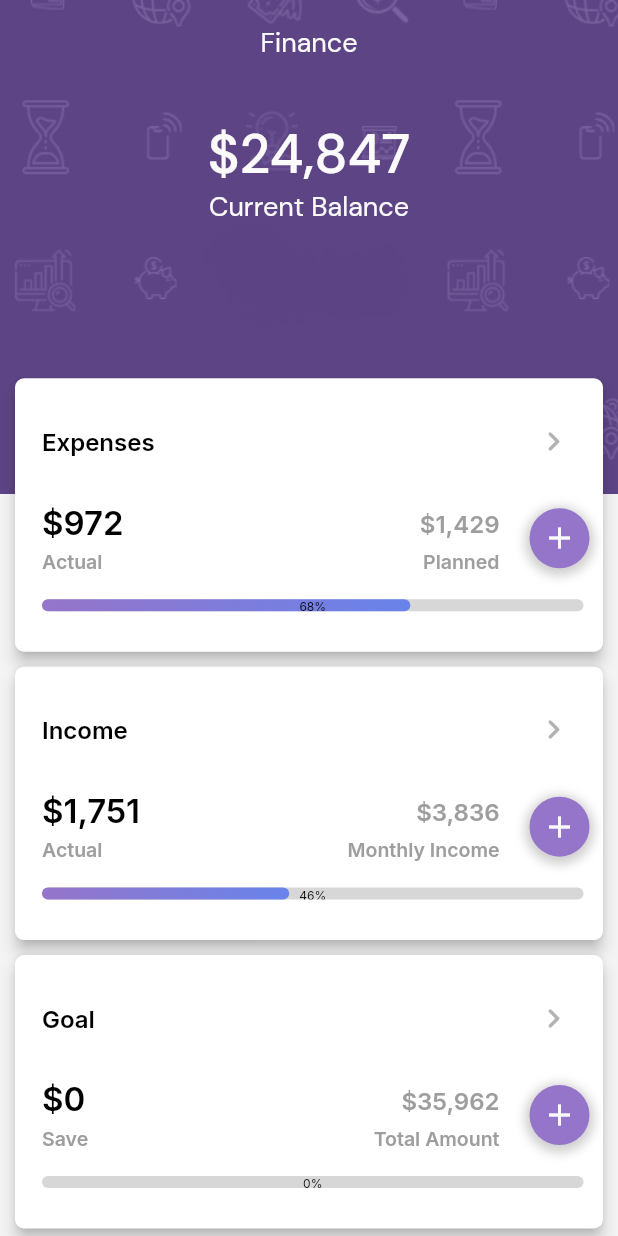
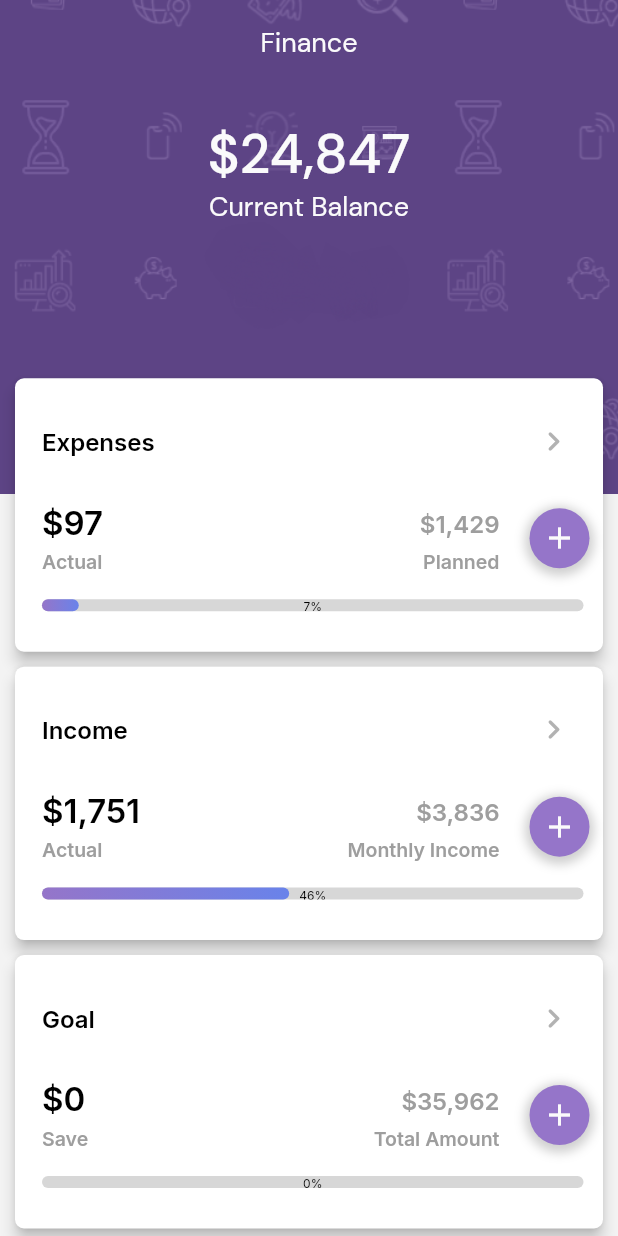
Before and after one commit to RamanYarotski/Flutter_training, a Flutter app: the screen it shows after launch, after a tap on "Henry Graves", on a phone screen of 412 x 824 dp. Run offline on Flutter 3.47's test engine with Material 2 defaults, Android fonts, the phone set to English and light mode, and no system bars; drawn by our look-alikes of percent_indicator; our stand-ins replace google_fonts.

Commit message:
fix: fix error. Delete extra Expanded widget

```diff
--- a/lib/models/user.dart
+++ b/lib/models/user.dart
@@ -27,18 +27,18 @@ class User {
 }
 
 final List<User> users = <User>[
-  User("assets/images/1.jpeg","Henry Graves",1,"Day","12:25:14:355",24847, 972, 1429, 1751,3836, 0, 35962  ),
-  User("assets/images/2.jpeg", "Johni Holmes", 1, "Day", "12:25:14:355",4847, 972, 1429, 1751,3836, 10, 39962  ),
+  User("assets/images/1.jpeg","Henry Graves",1,"Day","12:25:14:355",24847, 97, 1429, 1751,3836, 0, 35962  ),
+  User("assets/images/2.jpeg", "Johni Holmes", 1, "Day", "12:25:14:355",4847, 72, 1429, 1751,3836, 10, 39962  ),
   User("assets/images/3.jpeg", "Alma Simens", 1, "Day", "12:25:14:355",14847, 972, 1429, 1751,3836, 110, 25962  ),
-  User("assets/images/4.jpg", "Henry Graves", 1, "Day", "12:25:14:355",24667, 972, 1429, 1751,3836, 40, 115962  ),
-  User("assets/images/5.jpg", "Johni Holmes", 1, "Day", "12:25:14:355",847, 972, 1429, 1751,3836, 540, 55962  ),
-  User("assets/images/6.jpg", "Alma Simens", 1, "Day", "12:25:14:355",5847, 972, 1429, 1751,3836, 40, 65962  ),
-  User("assets/images/7.jpg", "Henry Graves", 1, "Day", "12:25:14:355",2847, 972, 1429, 1751,3836, 100, 15962  ),
-  User("assets/images/1.jpeg", "Henry Graves", 1, "Day", "12:25:14:355",2667, 972, 1429, 1751,3836, 770, 5962  ),
-  User("assets/images/2.jpeg", "Johni Holmes", 1, "Day", "12:25:14:355",11847, 972, 1429, 1751,3836, 350, 99962  ),
-  User("assets/images/3.jpeg", "Alma Simens", 1, "Day", "12:25:14:355",24525, 972, 1429, 1751,3836, 40, 55962  ),
-  User("assets/images/4.jpg", "Henry Graves", 1, "Day", "12:25:14:355",14847, 972, 1429, 1751,3836, 120, 315962  ),
-  User("assets/images/5.jpg", "Johni Holmes", 1, "Day", "12:25:14:355",12847, 972, 1429, 1751,3836, 140, 15962  ),
-  User("assets/images/6.jpg", "Alma Simens", 1, "Day", "12:25:14:355",4847, 972, 1429, 1751,3836, 90, 32962  ),
-  User("assets/images/7.jpg", "Henry Graves", 1, "Day", "12:25:14:355",14847, 972, 1429, 1751,3836, 990, 25962  ),
+  User("assets/images/4.jpg", "Henry Graves", 1, "Day", "12:25:14:355",24667, 7, 1429, 1751,3836, 40, 115962  ),
+  User("assets/images/5.jpg", "Johni Holmes", 1, "Day", "12:25:14:355",847, 9, 1429, 1751,3836, 540, 55962  ),
+  User("assets/images/6.jpg", "Alma Simens", 1, "Day", "12:25:14:355",5847, 92, 1429, 1751,3836, 40, 65962  ),
+  User("assets/images/7.jpg", "Henry Graves", 1, "Day", "12:25:14:355",2847, 2, 1429, 1751,3836, 100, 15962  ),
+  User("assets/images/1.jpeg", "Henry Graves", 1, "Day", "12:25:14:355",2667, 52, 1429, 1751,3836, 770, 5962  ),
+  User("assets/images/2.jpeg", "Johni Holmes", 1, "Day", "12:25:14:355",11847, 9752, 1429, 1751,3836, 350, 99962  ),
+  User("assets/images/3.jpeg", "Alma Simens", 1, "Day", "12:25:14:355",24525, 52, 1429, 1751,3836, 40, 55962  ),
+  User("assets/images/4.jpg", "Henry Graves", 1, "Day", "12:25:14:355",14847, 872, 1429, 1751,3836, 120, 315962  ),
+  User("assets/images/5.jpg", "Johni Holmes", 1, "Day", "12:25:14:355",12847, 32, 1429, 1751,3836, 140, 15962  ),
+  User("assets/images/6.jpg", "Alma Simens", 1, "Day", "12:25:14:355",4847, 45, 1429, 1751,3836, 90, 32962  ),
+  User("assets/images/7.jpg", "Henry Graves", 1, "Day", "12:25:14:355",14847, 54, 1429, 1751,3836, 990, 25962  ),
 ];
--- a/lib/screens/home_screen.dart
+++ b/lib/screens/home_screen.dart
@@ -27,6 +27,7 @@ class _HomeScreenState extends State<HomeScreen> with TickerProviderStateMixin {
           children: [
             MyTabBar(tabController: tabController),
             Expanded(
+              flex: 1,
               child: Container(
                 padding: const EdgeInsets.symmetric(horizontal: 12),
                 child: TabBarView(controller: tabController, children: [
--- a/lib/widgets/HomeScreen/feed_bar.dart
+++ b/lib/widgets/HomeScreen/feed_bar.dart
@@ -10,8 +10,7 @@ class FeedBar extends StatelessWidget {
 
   @override
   Widget build(BuildContext context) {
-    return Expanded(
-        child: ListView.builder(
+    return ListView.builder(
       physics: const ScrollPhysics(),
       shrinkWrap: true,
       itemCount: users.length,
@@ -29,6 +28,6 @@ class FeedBar extends StatelessWidget {
           ),
         );
       },
-    ));
+    );
   }
 }
--- a/pubspec.yaml
+++ b/pubspec.yaml
@@ -92,5 +92,3 @@ flutter:
   #
   # For details regarding fonts from package dependencies,
   # see https://flutter.dev/custom-fonts/#from-packages
-flutter_intl:
-  enabled: true
```
